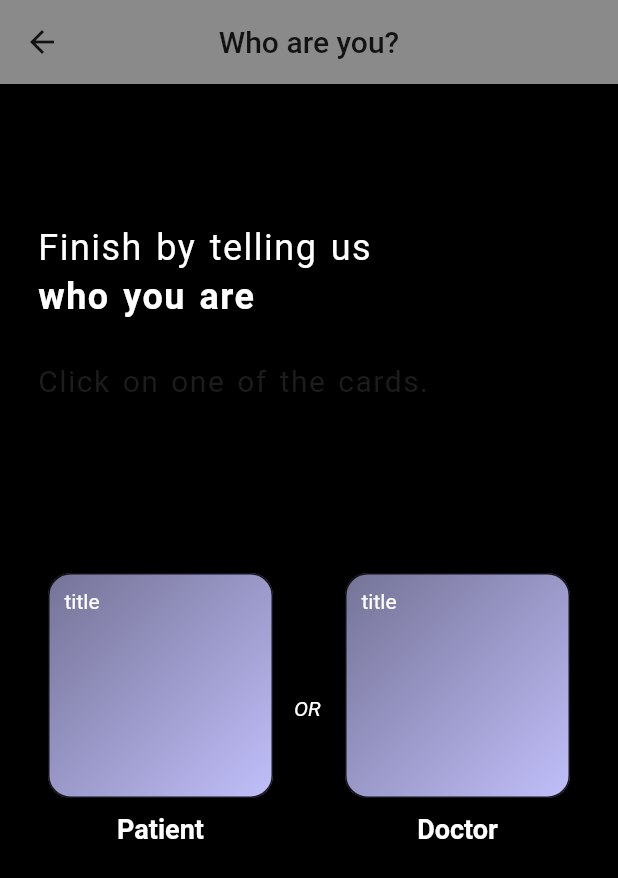
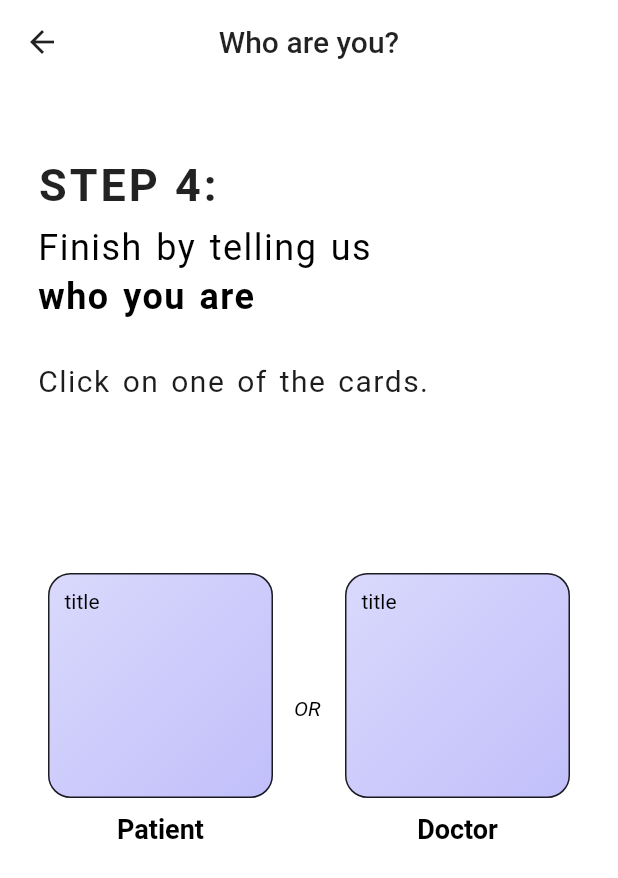
Before and after one commit to Cyrusroy001/project-autopsy-hacknitr3.0, a Flutter app: the PatientOrDoctor screen opened by its route, on a phone screen of 412 x 824 dp. Shown: the top 878 px of the screen. Run offline on Flutter 3.47's test engine with Material 2 defaults, Android fonts, the light colour scheme and no system bars; our stand-ins replace file_picker, firebase_core, firebase_storage; accounts and stored records are empty.

Commit message:
Fixed Bug 1: Light Mode By Default

```diff
--- a/lib/themes.dart
+++ b/lib/themes.dart
@@ -6,7 +6,7 @@ import 'package:flutter/material.dart';
 CustomTheme currentTheme = CustomTheme();
 
 class CustomTheme with ChangeNotifier{
-  static bool isDarkTheme = true;
+  static bool isDarkTheme = false;
   ThemeMode get currentTheme => isDarkTheme ? ThemeMode.dark : ThemeMode.light ;
 
   void toggleTheme(){
```
